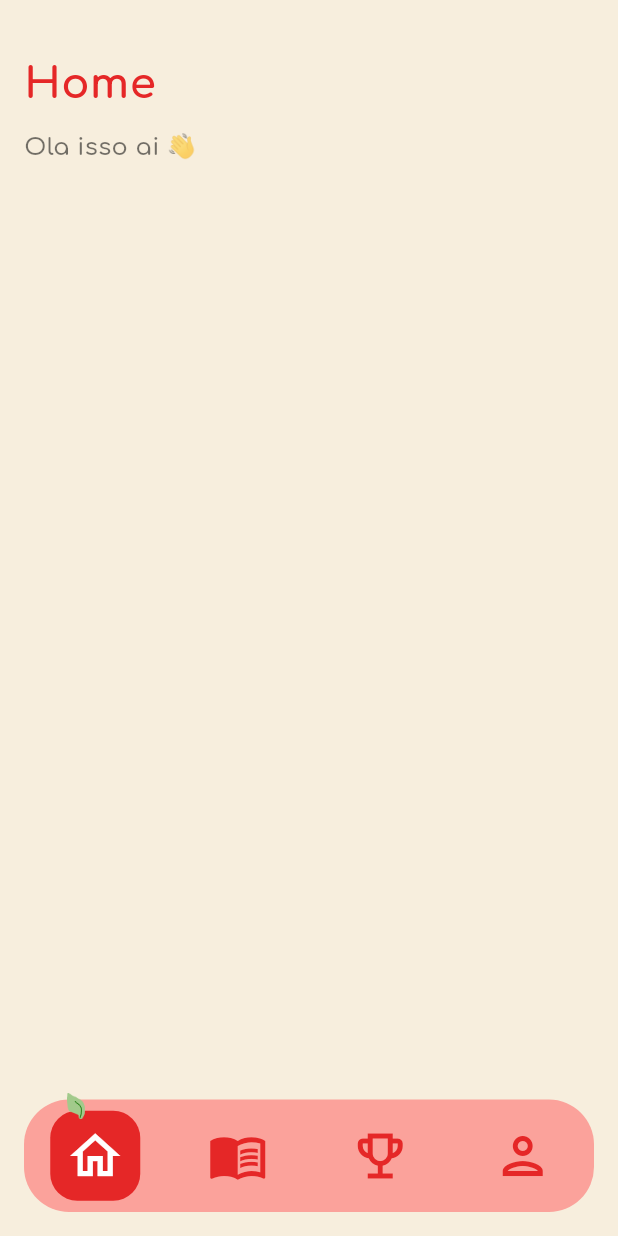
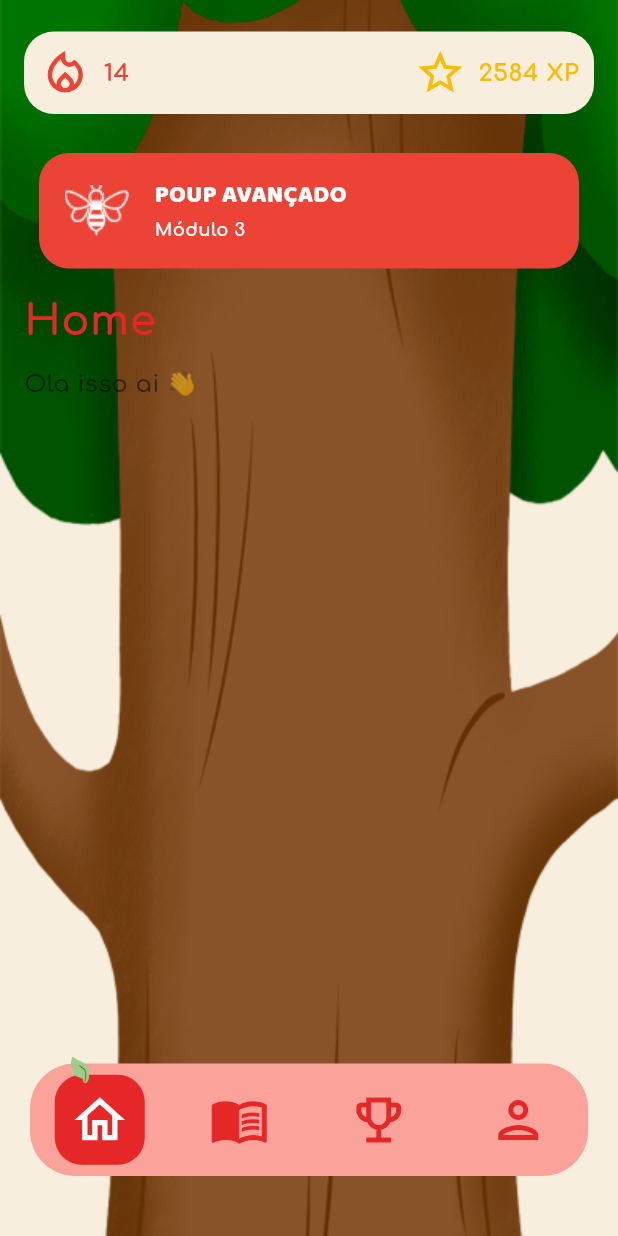
Before and after one commit to Best-of-the-class/Poupas, a Flutter app: the MainLayout screen opened directly, on a phone screen of 412 x 824 dp. Run offline on Flutter 3.47's test engine with Material 3 defaults, Android fonts, the phone set to English and light mode, and no system bars; our stand-ins replace dotted_border, flutter_animate, flutter_bloc, flutter_dotenv, get_it, go_router and 1 more; missing offline and left inert: flutter_quill, window_manager.

Commit message:
✨ feat: adiciona novos componentes para a screen de Trilha de Aprendizagem/Home

```diff
--- a/lib/core/features/home/presentation/pages/home_page.dart
+++ b/lib/core/features/home/presentation/pages/home_page.dart
@@ -1,5 +1,8 @@
 import 'package:flutter/material.dart';
 import 'package:pomo/core/layouts/main_layout.dart';
+import 'package:pomo/core/widgets/card_stats_home.dart';
+import 'package:pomo/core/widgets/card_module.dart';
+
 
 class HomePage extends StatelessWidget {
   const HomePage({super.key});
@@ -17,13 +20,34 @@ class HomeContent extends StatelessWidget {
 
   @override
   Widget build(BuildContext context) {
-    return SafeArea(
+    return Container(
+      decoration: const BoxDecoration(
+        image: DecorationImage(
+          image: AssetImage('lib/core/assets/images/background-arvore-trilha.png'),
+          fit: BoxFit.cover,
+        ),
+      ),
+      child: SafeArea(
         child: Padding(
           padding: const EdgeInsets.all(16),
           child: Column(
+  children: [
+
+    const CardStatsHome(
+      sequenciaDias: 14,
+      xp: 2584,
+    ),
+
+    const SizedBox(height: 16),
+
+    Expanded(
+      child: SingleChildScrollView(
+        child: Column(
           crossAxisAlignment: CrossAxisAlignment.start,
           children: [
-            const SizedBox(height: 20),
+            CardModule(level: 3),
+
+            const SizedBox(height: 10),
 
             const Text(
               "Home",
@@ -43,8 +67,12 @@ class HomeContent extends StatelessWidget {
                         color: Colors.black54,
                       ),
                     ),
-
                   ],
+                ),
+              ),
+            ),
+          ],
+        ),
         ),
       ),
     );
--- a/lib/core/layouts/main_layout.dart
+++ b/lib/core/layouts/main_layout.dart
@@ -1,6 +1,8 @@
 import 'package:flutter/material.dart';
 import 'package:go_router/go_router.dart';
 import 'package:pomo/core/widgets/bottom_nav_bar.dart';
+
+import 'package:pomo/core/theme/app_colors.dart';
 
 class MainLayout extends StatelessWidget {
   final Widget child;
@@ -23,10 +25,19 @@ class MainLayout extends StatelessWidget {
     final location = GoRouterState.of(context).uri.toString();
 
     return Scaffold(
-      backgroundColor: const Color(0xFFF7EEDD),
-      body: child,
-      bottomNavigationBar: BottomNavBar(
-        currentIndex: _getIndex(location),
+      backgroundColor: AppColors.background,
+      body: Stack(
+        children: [
+          Positioned.fill(child: child),
+          Positioned(
+            left: 0,
+            right: 0,
+            bottom: 0,
+            child: BottomNavBar(
+              currentIndex: _getIndex(location),
+            ),
+          ),
+        ],
       ),
     );
   }
--- a/lib/core/theme/app_colors.dart
+++ b/lib/core/theme/app_colors.dart
@@ -30,6 +30,9 @@ class AppColors {
   static const moduloIntermediario = Color(0xFFFBD564);
   static const moduloAvancado = Color(0xFFEB4335);
 
+  static const sequenciaHome = Color(0xFFEB4335);
+  static const xpHome = Color(0xFFFBBC05);
+
   static const perfilAvatar = Color(0xFFFDC692);
   static const perfilLicoes = Color(0xFFA2CA8B);
   static const perfilExercicios = Color(0xFF7ECCE1);
--- a/lib/core/widgets/bottom_nav_bar.dart
+++ b/lib/core/widgets/bottom_nav_bar.dart
@@ -31,7 +31,7 @@ class BottomNavBar extends StatelessWidget {
   @override
   Widget build(BuildContext context) {
     return Padding(
-      padding: const EdgeInsets.only(left: 16, right: 16, bottom: 16),
+      padding: const EdgeInsets.only(left: 20, right: 20, bottom: 40),
       child: Container(
         height: 75,
         decoration: BoxDecoration(
--- /dev/null
+++ b/lib/core/widgets/card_module.dart
@@ -0,0 +1,99 @@
+import 'package:flutter/material.dart';
+
+import 'package:pomo/core/theme/app_colors.dart';
+import 'package:pomo/core/theme/app_text_styles.dart';
+
+class ModuleConfig {
+  final String title;
+  final String icon;
+  final Color color;
+
+  const ModuleConfig({
+    required this.title,
+    required this.icon,
+    required this.color,
+  });
+}
+
+const Map<int, ModuleConfig> moduleConfigs = {
+  1: ModuleConfig(
+    title: 'Poup Iniciante',
+    icon: 'lib/core/assets/icons/icon-modulo-iniciante.png',
+    color: AppColors.moduloIniciante,
+  ),
+  2: ModuleConfig(
+    title: 'Poup Intermediário',
+    icon: 'lib/core/assets/icons/icon-modulo-intermediario.png',
+    color: AppColors.moduloIntermediario,
+  ),
+  3: ModuleConfig(
+    title: 'Poup Avançado',
+    icon: 'lib/core/assets/icons/icon-modulo-avancado.png',
+    color: AppColors.moduloAvancado,
+  ),
+};
+
+class CardModule extends StatelessWidget {
+  final int level;
+
+  const CardModule({
+    super.key,
+    required this.level,
+  });
+
+  ModuleConfig get config =>
+      moduleConfigs[level] ??
+      const ModuleConfig(
+        title: 'Módulo',
+        icon: '',
+        color: Colors.grey,
+      );
+
+  @override
+  Widget build(BuildContext context) {
+    return Container(
+      width: double.infinity,
+      margin: const EdgeInsets.symmetric(vertical: 5, horizontal: 10),
+      padding: const EdgeInsets.all(16),
+      decoration: BoxDecoration(
+        color: config.color,
+        borderRadius: BorderRadius.circular(20),
+      ),
+      child: Row(
+        children: [
+          Image.asset(
+            config.icon,
+            width: 45,
+            height: 45,
+          ),
+
+          const SizedBox(width: 16),
+
+          Column(
+            crossAxisAlignment: CrossAxisAlignment.start,
+            children: [
+              Text(
+                config.title.toUpperCase(),
+                    style: AppTextStyles.title.copyWith(
+                    fontSize: 16,
+                    color: Colors.white,
+                ),
+              ),
+
+              const SizedBox(height: 4),
+
+              Text(
+                'Módulo $level',
+                style: AppTextStyles.body.copyWith(
+                    fontSize: 12,
+                    fontWeight: FontWeight.bold,
+                    color: Colors.white,
+                ),
+              ),
+            ],
+          ),
+        ],
+      ),
+    );
+  }
+}
--- /dev/null
+++ b/lib/core/widgets/card_stats_home.dart
@@ -0,0 +1,75 @@
+import 'package:flutter/material.dart';
+import 'package:pomo/core/theme/app_colors.dart';
+import 'package:pomo/core/theme/app_text_styles.dart';
+
+class CardStatsHome extends StatelessWidget {
+  final int sequenciaDias;
+  final int xp;
+
+  const CardStatsHome({
+    super.key,
+    required this.sequenciaDias,
+    required this.xp,
+  });
+
+  @override
+  Widget build(BuildContext context) {
+    return Container(
+      width: double.infinity,
+      margin: const EdgeInsets.symmetric(vertical: 5),
+      padding: const EdgeInsets.all(10),
+      decoration: BoxDecoration(
+        color: AppColors.background,
+        borderRadius: BorderRadius.circular(20),
+      ),
+
+      child: Row(
+        mainAxisAlignment: MainAxisAlignment.spaceBetween,
+        children: [
+
+          Row(
+            children: [
+              const Icon(
+                Icons.local_fire_department_outlined,
+                size: 35,
+                color: AppColors.sequenciaHome,
+              ),
+
+              const SizedBox(width: 8),
+
+              Text(
+                '$sequenciaDias',
+                style: AppTextStyles.body.copyWith(
+                  fontSize: 16,
+                  fontWeight: FontWeight.bold,
+                  color: AppColors.sequenciaHome,
+                ),
+              ),
+            ],
+          ),
+
+          Row(
+            children: [
+              const Icon(
+                Icons.star_outline,
+                size: 35,
+                color: AppColors.xpHome,
+              ),
+
+              const SizedBox(width: 8),
+
+              Text(
+                '$xp XP',
+                style: AppTextStyles.body.copyWith(
+                  fontSize: 16,
+                  fontWeight: FontWeight.bold,
+                  color: AppColors.xpHome,
+                ),
+              ),
+            ],
+          ),
+        ],
+      ),
+    );
+  }
+}
```
Also changed, not shown: pubspec.yaml (+5 -2 lines), lib/core/assets/icons/icon-modulo-avancado.png (added), lib/core/assets/icons/icon-modulo-iniciante.png (added), lib/core/assets/icons/icon-modulo-intermediario.png (added), lib/core/assets/images/background-arvore-trilha.png (added). Lines whose indentation alone changed are shown as unchanged.
